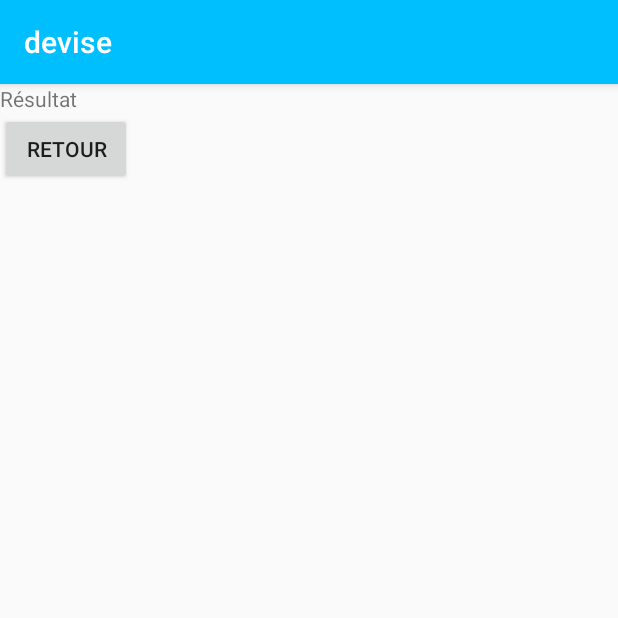
After one commit to Clydic/Android, an Android app: the ConvertirARActivity screen opened directly, with no data from a screen before it, on a phone screen of 412 x 824 dp, the top half of it. The commit adds this screen. Run offline under Robolectric (Android 15) with nearby library versions, the phone set to English and light mode, and no system bars; 1 statement that could not run was skipped.

Commit message:
feat : Ajout de la nouvelle activité

```diff
--- a/devise/app/src/main/AndroidManifest.xml
+++ b/devise/app/src/main/AndroidManifest.xml
@@ -9,6 +9,7 @@
         android:roundIcon="@mipmap/ic_logo_round"
         android:supportsRtl="true"
         android:theme="@style/AppTheme">
+        <activity android:name=".ConvertirARActivity"></activity>
         <activity android:name=".MainActivity">
             <intent-filter>
                 <action android:name="android.intent.action.MAIN" />
--- /dev/null
+++ b/devise/app/src/main/java/fr/afpa/devise/ConvertirARActivity.java
@@ -0,0 +1,18 @@
+package fr.afpa.devise;
+
+import androidx.appcompat.app.AppCompatActivity;
+
+import android.os.Bundle;
+import android.widget.TextView;
+
+public class ConvertirARActivity extends AppCompatActivity {
+    private TextView tMsg;
+    @Override
+    protected void onCreate(Bundle savedInstanceState) {
+        super.onCreate(savedInstanceState);
+        setContentView(R.layout.activity_convertir_a_r);
+        tMsg = findViewById(R.id.textMsg);
+        // On veut récupérer le message à afficher
+        tMsg.setText();
+    }
+}
--- a/devise/app/src/main/res/layout-land/activity_main.xml
+++ b/devise/app/src/main/res/layout-land/activity_main.xml
@@ -6,7 +6,7 @@
     xmlns:app="http://schemas.android.com/apk/res-auto"
     app:fontFamily="@font/starjedi"
     android:orientation="vertical"
-    android:background="@drawable/tardis">
+    android:background="@drawable/tardisland">
 
     <LinearLayout
         android:layout_width="match_parent"
--- /dev/null
+++ b/devise/app/src/main/res/layout/activity_convertir_a_r.xml
@@ -0,0 +1,35 @@
+<?xml version="1.0" encoding="utf-8"?>
+<androidx.constraintlayout.widget.ConstraintLayout xmlns:android="http://schemas.android.com/apk/res/android"
+    xmlns:app="http://schemas.android.com/apk/res-auto"
+    xmlns:tools="http://schemas.android.com/tools"
+    android:layout_width="match_parent"
+    android:layout_height="match_parent"
+    tools:context=".ConvertirARActivity">
+
+
+
+    <LinearLayout
+        android:layout_width="414dp"
+        android:layout_height="337dp"
+        android:orientation="vertical"
+        tools:layout_editor_absoluteX="-4dp"
+        tools:layout_editor_absoluteY="1dp"
+        tools:ignore="MissingConstraints">
+        <TextView
+            android:id="@+id/textMsg"
+            android:layout_width="wrap_content"
+            android:layout_height="wrap_content"
+            android:text="@string/tRes"
+            tools:layout_editor_absoluteX="172dp"
+            tools:layout_editor_absoluteY="96dp" />
+
+        <Button
+            android:id="@+id/retour"
+            android:layout_width="wrap_content"
+            android:layout_height="wrap_content"
+            android:text="Retour"
+            tools:layout_editor_absoluteX="162dp"
+            tools:layout_editor_absoluteY="163dp" />
+
+    </LinearLayout>
+</androidx.constraintlayout.widget.ConstraintLayout>
--- a/devise/app/src/main/res/layout/activity_main.xml
+++ b/devise/app/src/main/res/layout/activity_main.xml
@@ -18,7 +18,10 @@
         android:layout_width="409dp"
         android:layout_height="wrap_content"
         tools:layout_editor_absoluteX="1dp"
-        tools:layout_editor_absoluteY="16dp" />
+        tools:layout_editor_absoluteY="16dp"
+        android:textColor="@color/red"/>
+
+        />
     <TextView
         android:layout_width="wrap_content"
         android:layout_height="wrap_content"
@@ -44,6 +47,7 @@
             android:layout_height="wrap_content"
             android:hint="@string/tMontant"
             android:inputType="numberDecimal"
+            android:textColor="@color/red"/>
             />
 
     <LinearLayout
--- a/devise/app/src/main/res/values/strings.xml
+++ b/devise/app/src/main/res/values/strings.xml
@@ -15,5 +15,6 @@
     <string name="tMontant">Montant</string>
     <string name="bQuitt">Quitter</string>
     <string name="bConvert">Convertir</string>
+    <string name="tRes" translatable="false">Résultat</string>
 
 </resources>
```
Also changed, not shown: devise/app/src/main/java/fr/afpa/devise/MainActivity.java (+33 -20 lines), devise/app/src/main/res/drawable/tardis.png (added), devise/app/src/main/res/drawable/tardisland.png (added).
